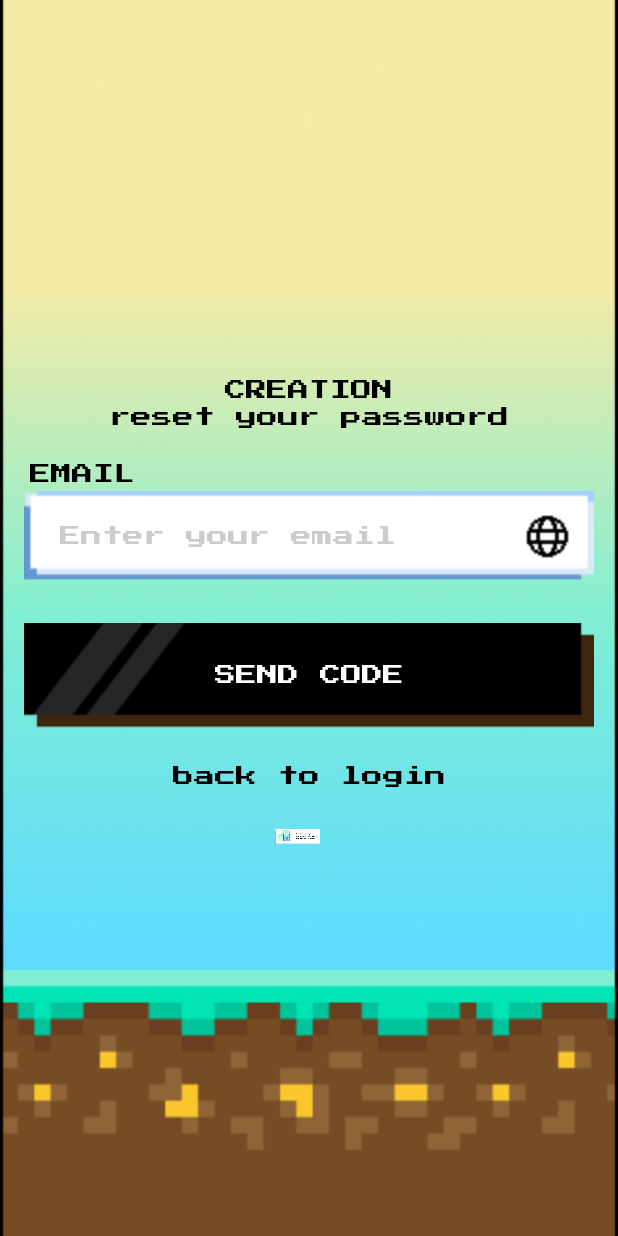
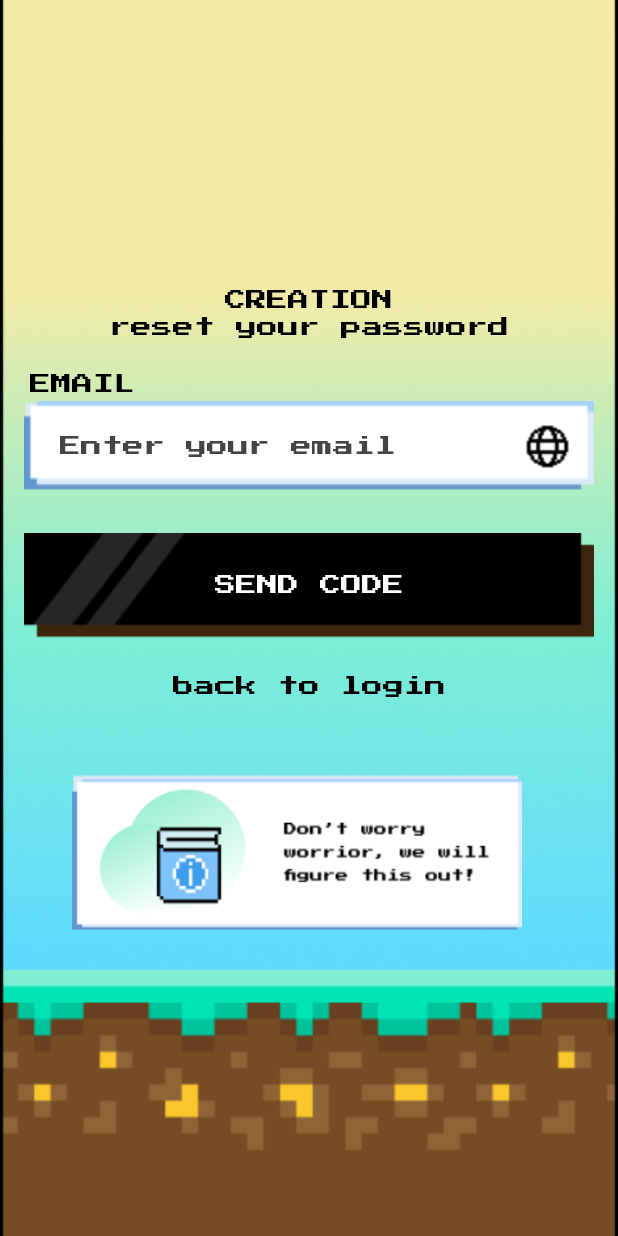
Before and after one commit to fedibenman/AndroidFront, an Android app built with Jetpack Compose: the screen it shows after launch (MainActivity), after a tap on "Forgot password?", on a phone screen of 412 x 824 dp. Run offline under Robolectric (Android 15) with nearby library versions, the phone set to English and light mode, and no system bars.

Commit message:
some minor fixes to the interface

```diff
--- a/app/build.gradle.kts
+++ b/app/build.gradle.kts
@@ -73,4 +73,7 @@ dependencies {
     androidTestImplementation(libs.androidx.compose.ui.test.junit4)
     debugImplementation(libs.androidx.compose.ui.tooling)
     debugImplementation(libs.androidx.compose.ui.test.manifest)
+    implementation("androidx.core:core-splashscreen:1.0.1")
+
+    implementation("com.google.android.material:material:1.11.0")
 }
--- a/app/src/main/java/com/example/myapplication/MainActivity.kt
+++ b/app/src/main/java/com/example/myapplication/MainActivity.kt
@@ -4,7 +4,6 @@ package com.example.myapplication
 import android.os.Bundle
 import androidx.activity.ComponentActivity
 import androidx.activity.compose.setContent
-import androidx.activity.enableEdgeToEdge
 import androidx.compose.foundation.layout.padding
 import androidx.compose.material3.Scaffold
 import androidx.compose.material3.Text
@@ -30,13 +29,10 @@ import com.example.myapplication.ui.theme.MyApplicationTheme
 class MainActivity : ComponentActivity() {
     override fun onCreate(savedInstanceState: Bundle?) {
         super.onCreate(savedInstanceState)
-        enableEdgeToEdge()
         setContent {
             MyApplicationTheme {
                 val navController = rememberNavController()
-                Scaffold { innerPadding ->
-                    AppNavHost(navController = navController, modifier = Modifier.padding(innerPadding))
-                }
+                AppNavHost(navController = navController)
             }
         }
     }
--- a/app/src/main/java/com/example/myapplication/Repository/AiConversationRepository.kt
+++ b/app/src/main/java/com/example/myapplication/Repository/AiConversationRepository.kt
@@ -55,7 +55,7 @@ object ApiClient {
         }
     }
 
-    const val BASE_URL = "http://YOUR_API_URL/api/ai-conversations"
+    const val BASE_URL = "http://192.168.140.182:3001/ai-conversations"
 }
 
 
--- a/app/src/main/java/com/example/myapplication/SplashActivity.kt
+++ /dev/null
@@ -1,83 +0,0 @@
-package com.example.myapplication
-
-import android.content.Intent
-import android.os.Bundle
-import androidx.activity.ComponentActivity
-import androidx.activity.compose.setContent
-import androidx.compose.foundation.Image
-import androidx.compose.foundation.layout.Box
-import androidx.compose.foundation.layout.fillMaxHeight
-import androidx.compose.foundation.layout.fillMaxSize
-import androidx.compose.foundation.layout.height
-import androidx.compose.foundation.layout.width
-import androidx.compose.material3.MaterialTheme
-import androidx.compose.material3.Surface
-import androidx.compose.runtime.Composable
-import androidx.compose.ui.Alignment
-import androidx.compose.ui.Modifier
-import androidx.compose.ui.graphics.graphicsLayer
-import androidx.compose.ui.layout.ContentScale
-import androidx.compose.ui.res.painterResource
-import androidx.compose.ui.tooling.preview.Preview
-import androidx.compose.ui.unit.dp
-import com.example.myapplication.ui.theme.MyApplicationTheme
-import kotlinx.coroutines.CoroutineScope
-import kotlinx.coroutines.Dispatchers
-import kotlinx.coroutines.delay
-import kotlinx.coroutines.launch
-
-class SplashActivity : ComponentActivity() {
-
-    override fun onCreate(savedInstanceState: Bundle?) {
-        super.onCreate(savedInstanceState)
-        setContent {
-            MyApplicationTheme {
-                Surface(modifier = Modifier.fillMaxSize(), color = MaterialTheme.colorScheme.background) {
-                    SplashScreenContent()
-                }
-            }
-        }
-
-        // Delay, then navigate to MainActivity
-        CoroutineScope(Dispatchers.Main).launch {
-            delay(2000) // 2 seconds
-            startActivity(Intent(this@SplashActivity, MainActivity::class.java))
-            finish()
-        }
-    }
-}
-
-@Composable
-fun SplashScreenContent() {
-    Box(
-        modifier = Modifier.fillMaxSize(),
-        contentAlignment = Alignment.Center // 👈 Centers child elements
-    ) {
-        // Background image
-        Image(
-            painter = painterResource(id = R.drawable.background),
-            contentDescription = null,
-            contentScale = ContentScale.Crop,
-            modifier = Modifier.fillMaxSize()
-        )
-
-        // Foreground logo centered
-        Image(
-            painter = painterResource(id = R.drawable.storymate),
-            contentDescription = null,
-            contentScale = ContentScale.Fit,
-            modifier = Modifier
-                .width(350.dp)
-                .fillMaxHeight()
-        )
-    }
-}
-
-
-@Preview(showBackground = true)
-@Composable
-fun SplashActivityPreview() {
-    MyApplicationTheme {
-        SplashScreenContent()
-    }
-}
--- a/app/src/main/java/com/example/myapplication/ui/auth/AuthRepository.kt
+++ b/app/src/main/java/com/example/myapplication/ui/auth/AuthRepository.kt
@@ -72,7 +72,7 @@ class KtorAuthRepository : AuthRepository {
         defaultRequest {
             // When running on Android emulator, use 10.0.2.2 to reach host machine's localhost.
             // Ensure your Nest API is running on the host at port 3000.
-            url("http://172.16.1.64:3001/")
+            url("http://192.168.140.182:3001/")
             contentType(ContentType.Application.Json)
         }
     }
--- a/app/src/main/java/com/example/myapplication/ui/auth/ForgotPasswordScreens.kt
+++ b/app/src/main/java/com/example/myapplication/ui/auth/ForgotPasswordScreens.kt
@@ -114,7 +114,7 @@ fun RequestResetCodeScreen(
                     },
                     singleLine = true,
                     textStyle = TextStyle(
-                        color = Color.White,
+                        color = Color.Black,
                         fontFamily = PressStart,
                         fontWeight = FontWeight.Normal
                     ),
@@ -123,9 +123,9 @@ fun RequestResetCodeScreen(
                             Text(
                                 text = "Enter your email",
                                 style = TextStyle(
-                                    color = Color.LightGray,
-                                    fontFamily = PressStart,
-                                    fontWeight = FontWeight.Normal
+                                color = Color.DarkGray,
+                                fontFamily = PressStart,
+                                fontWeight = FontWeight.Normal
                                 )
                             )
                         }
@@ -211,7 +211,7 @@ fun RequestResetCodeScreen(
                 contentDescription = "the reset password message",
                 modifier = Modifier
                     .padding(end = 16.dp)
-                    .size(30.dp)
+                    .width(300.dp).height(150.dp)
             )
 
 
@@ -276,13 +276,7 @@ fun CodeInputScreen(
                 ),
                 modifier = Modifier.padding(bottom = 24.dp)
             )
-            Image(
-                painter = painterResource(id = R.drawable.reset_message),
-                contentDescription = "Email Icon",
-                modifier = Modifier
-                    .padding(end = 16.dp)
-                    .size(30.dp)
-            )
+
             Row(
                 horizontalArrangement = Arrangement.spacedBy(8.dp),
                 verticalAlignment = Alignment.CenterVertically
@@ -311,7 +305,7 @@ fun CodeInputScreen(
                             },
                             singleLine = true,
                             textStyle = TextStyle(
-                                color = Color.White,
+                                color = Color.Black,
                                 fontFamily = PressStart,
                                 fontWeight = FontWeight.Normal
                             ),
--- a/app/src/main/java/com/example/myapplication/ui/auth/LoginScreen.kt
+++ b/app/src/main/java/com/example/myapplication/ui/auth/LoginScreen.kt
@@ -123,7 +123,7 @@ fun LoginScreen(
                     },
                     singleLine = true,
                     textStyle = TextStyle(
-                        color = Color.White,
+                        color = Color.Black,
                         fontFamily = PressStart,
                         fontWeight = FontWeight.Normal
                     ),
@@ -132,7 +132,7 @@ fun LoginScreen(
                             Text(
                                 text = "Enter your email",
                                 style = TextStyle(
-                                    color = Color.LightGray,
+                                    color = Color.DarkGray,
                                     fontFamily = PressStart,
                                     fontWeight = FontWeight.Normal
                                 )
--- a/app/src/main/java/com/example/myapplication/ui/auth/PasswordTextField.kt
+++ b/app/src/main/java/com/example/myapplication/ui/auth/PasswordTextField.kt
@@ -62,7 +62,7 @@ fun PasswordTextField(
             onValueChange = onValueChange,
             singleLine = true,
             textStyle = TextStyle(
-                color = Color.White,
+                color = Color.Black,
                 fontFamily = PressStart,
                 fontWeight = FontWeight.Normal
             ),
@@ -75,7 +75,7 @@ fun PasswordTextField(
                     Text(
                         text = Placeholder,
                         style = TextStyle(
-                            color = Color.LightGray,
+                            color = Color.DarkGray,
                             fontFamily = PressStart,
                             fontWeight = FontWeight.Normal
                         )
--- a/app/src/main/res/values/themes.xml
+++ b/app/src/main/res/values/themes.xml
@@ -1,5 +1,20 @@
 <?xml version="1.0" encoding="utf-8"?>
 <resources>
 
-    <style name="Theme.MyApplication" parent="android:Theme.Material.Light.NoActionBar" />
+    <!-- MAIN APP THEME (no top bar / no action bar) -->
+    <style name="Theme.MyApplication" parent="Theme.MaterialComponents.DayNight.NoActionBar">
+        <item name="android:windowNoTitle">true</item>
+        <item name="android:statusBarColor">@android:color/transparent</item>
+        <item name="android:navigationBarColor">@android:color/black</item>
+    </style>
+
+    <!-- SPLASH SCREEN THEME -->
+    <style name="Theme.MyApplication.Splash" parent="Theme.SplashScreen">
+        <item name="windowSplashScreenAnimatedIcon">@drawable/storymate</item>
+        <item name="windowSplashScreenBackground">@drawable/background_general</item>
+        <item name="android:windowNoTitle">true</item>
+        <item name="android:windowFullscreen">true</item>
+        <item name="postSplashScreenTheme">@style/Theme.MyApplication</item>
+    </style>
+
 </resources>
```
Also changed, not shown: app/src/main/AndroidManifest.xml (+2 -8 lines), app/src/main/java/com/example/myapplication/ui/auth/SignupScreen.kt (+8 -8 lines), app/src/main/res/drawable/splash_bg.xml (added, +8 -0 lines).
